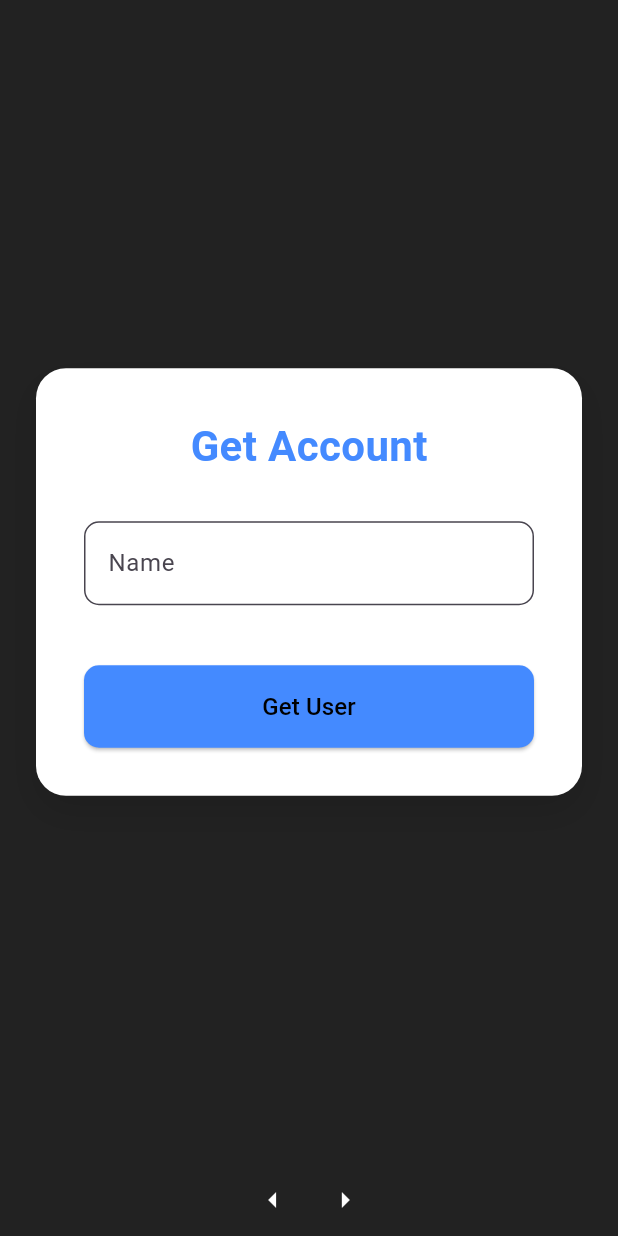
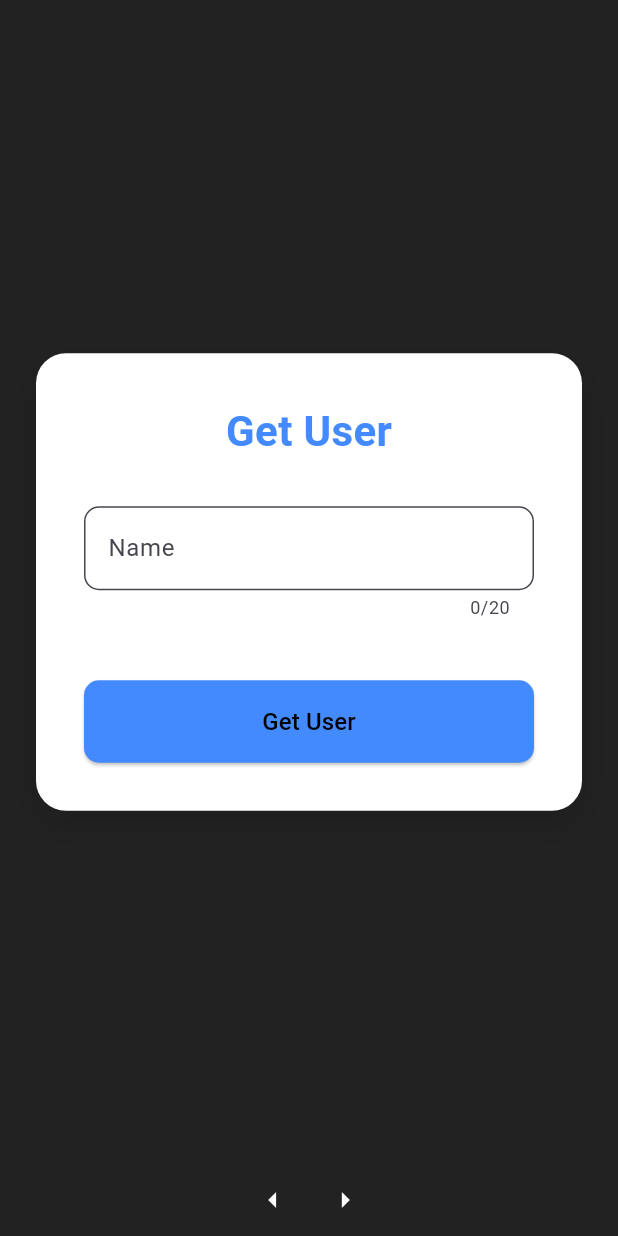
Before and after one commit to addy-96/NODE---CRUD, a Flutter app: the screen it shows after launch, after a tap on the "arrow right" icon, on a phone screen of 412 x 824 dp. Run offline on Flutter 3.47's test engine with Material 3 defaults, Android fonts, the phone set to English and light mode, and no system bars.

Commit message:
modified func

```diff
--- a/frontend/lib/main.dart
+++ b/frontend/lib/main.dart
@@ -1,5 +1,7 @@
 import 'package:flutter/material.dart';
 import 'package:flutter_node/service.dart';
+
+enum ActionType {get,delete}
 
 void main() {
   runApp(MyApp());
@@ -122,6 +124,7 @@ class _MainBodyState extends State<MainBody> with SingleTickerProviderStateMixin
     return Padding(
       padding: const EdgeInsets.symmetric(vertical: 10.0),
       child: TextField(
+        maxLength: 20,
         obscureText: obscure,
         keyboardType: textInputType,
         decoration: InputDecoration(
@@ -142,19 +145,19 @@ class _MainBodyState extends State<MainBody> with SingleTickerProviderStateMixin
   Widget build(BuildContext context) {
     switch (widget.index) {
       case 0:
-        return _creatuser();
+        return _creatOrUpdateuser('Create User');
       case 1:
-        return _getuser();
+        return _getOrDelete(ActionType.get,'Get User');
       case 2:
-        return _getuser();
+        return _creatOrUpdateuser('Update User');
       case 3:
-        return _creatuser();
+        return _getOrDelete(ActionType.delete,'Delete User');
       default:
-        return _creatuser();
+        return _creatOrUpdateuser('none');
     }
   }
 
-  Widget _creatuser() {
+  Widget _creatOrUpdateuser(String sectionTitle) {
     final isWide = MediaQuery.of(context).size.width > 800;
     return Center(
       child: SlideTransition(
@@ -171,8 +174,8 @@ class _MainBodyState extends State<MainBody> with SingleTickerProviderStateMixin
           child: Column(
             mainAxisSize: MainAxisSize.min,
             children: [
-              const Text(
-                "Create Account",
+               Text(
+                sectionTitle,
                 style: TextStyle(fontSize: 28, fontWeight: FontWeight.bold, color: Colors.blueAccent),
               ),
               const SizedBox(height: 20),
@@ -189,7 +192,7 @@ class _MainBodyState extends State<MainBody> with SingleTickerProviderStateMixin
                     backgroundColor: Colors.blueAccent,
                     shape: RoundedRectangleBorder(borderRadius: BorderRadius.circular(10)),
                   ),
-                  child: const Text("Create User", style: TextStyle(fontSize: 16, color: Colors.black)),
+                  child: Text(sectionTitle, style: TextStyle(fontSize: 16, color: Colors.black)),
                 ),
               ),
             ],
@@ -199,7 +202,7 @@ class _MainBodyState extends State<MainBody> with SingleTickerProviderStateMixin
     );
   }
 
-  Widget _getuser() {
+  Widget _getOrDelete(ActionType action, String sectionTitle) {
     final isWide = MediaQuery.of(context).size.width > 800;
     return Center(
       child: SlideTransition(
@@ -216,8 +219,8 @@ class _MainBodyState extends State<MainBody> with SingleTickerProviderStateMixin
           child: Column(
             mainAxisSize: MainAxisSize.min,
             children: [
-              const Text(
-                "Get Account",
+               Text(
+                sectionTitle,
                 style: TextStyle(fontSize: 28, fontWeight: FontWeight.bold, color: Colors.blueAccent),
               ),
               const SizedBox(height: 20),
@@ -234,7 +237,7 @@ class _MainBodyState extends State<MainBody> with SingleTickerProviderStateMixin
                     backgroundColor: Colors.blueAccent,
                     shape: RoundedRectangleBorder(borderRadius: BorderRadius.circular(10)),
                   ),
-                  child: const Text("Get User", style: TextStyle(fontSize: 16, color: Colors.black)),
+                  child:  Text(sectionTitle, style: TextStyle(fontSize: 16, color: Colors.black)),
                 ),
               ),
             ],
```
